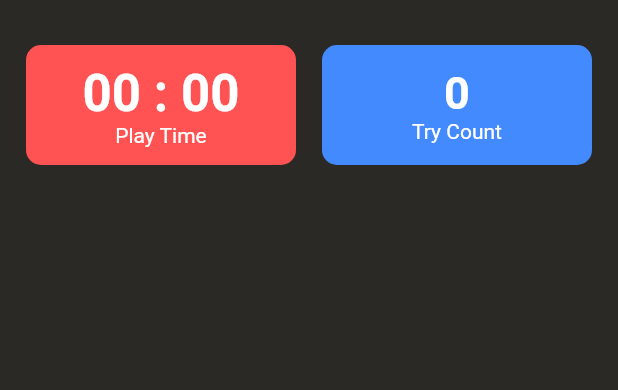
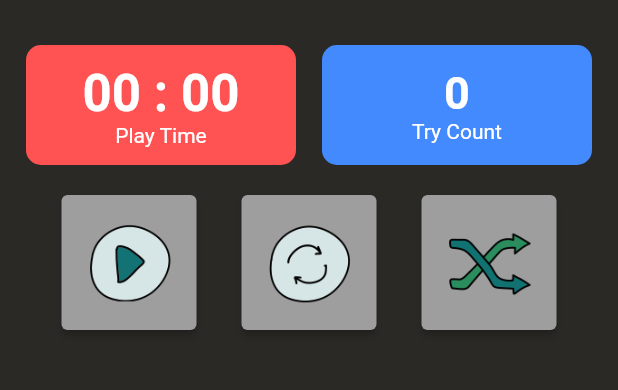
Before and after one commit to cafefarm-johnny/photo_puzzle_app, a Flutter app: the screen it shows after launch, on a phone screen of 412 x 824 dp, the part 84-474 px from its top. Run offline on Flutter 3.47's test engine with Material 2 defaults, Android fonts, the phone set to English and light mode, and no system bars; statements that could not run were skipped.

Commit message:
feat: 컨트롤 버튼 레이아웃 구현

```diff
--- /dev/null
+++ b/lib/controller.dart
@@ -0,0 +1,62 @@
+import 'package:flutter/material.dart';
+
+class Controller extends StatelessWidget {
+  const Controller({Key? key}) : super(key: key);
+
+  // 버튼 배경, 크기 조정
+  static final _elevatedButtonStyle = ElevatedButton.styleFrom(
+    primary: Colors.grey,
+    fixedSize: const Size(90, 90),
+  );
+
+  @override
+  Widget build(BuildContext context) {
+    return Container(
+      child: _buildButton(),
+    );
+  }
+
+  // 버튼간 간격 조정
+  Widget _buildButton() {
+    return Wrap(
+      alignment: WrapAlignment.center,
+      spacing: 30,
+      runSpacing: 30,
+      children: [
+        _createPlayButton(),
+        _createResetButton(),
+        _createShuffleButton(),
+      ],
+    );
+  }
+
+  Widget _createPlayButton() {
+    return ElevatedButton(
+      onPressed: (){},
+      style: _elevatedButtonStyle,
+      child: Image.asset(
+        "assets/play.png",
+      ),
+    );
+  }
+
+  Widget _createResetButton() {
+    return ElevatedButton(
+      onPressed: (){},
+      style: _elevatedButtonStyle,
+      child: Image.asset(
+        "assets/replay.png",
+      ),
+    );
+  }
+
+  Widget _createShuffleButton() {
+    return ElevatedButton(
+      onPressed: (){},
+        style: _elevatedButtonStyle,
+      child: Image.asset(
+        "assets/shuffle.png",
+      ),
+    );
+  }
+}
--- a/lib/home_page.dart
+++ b/lib/home_page.dart
@@ -1,4 +1,5 @@
 import 'package:flutter/material.dart';
+import 'package:photo_puzzle_app/controller.dart';
 import 'package:photo_puzzle_app/puzzle.dart';
 import 'package:photo_puzzle_app/timer.dart';
 
@@ -43,6 +44,8 @@ class _HomePageState extends State<HomePage> {
           children: const [
             SizedBox(height: 30),
             Timer(),
+            SizedBox(height: 20),
+            Controller(),
           ],
         )
       ),
```
